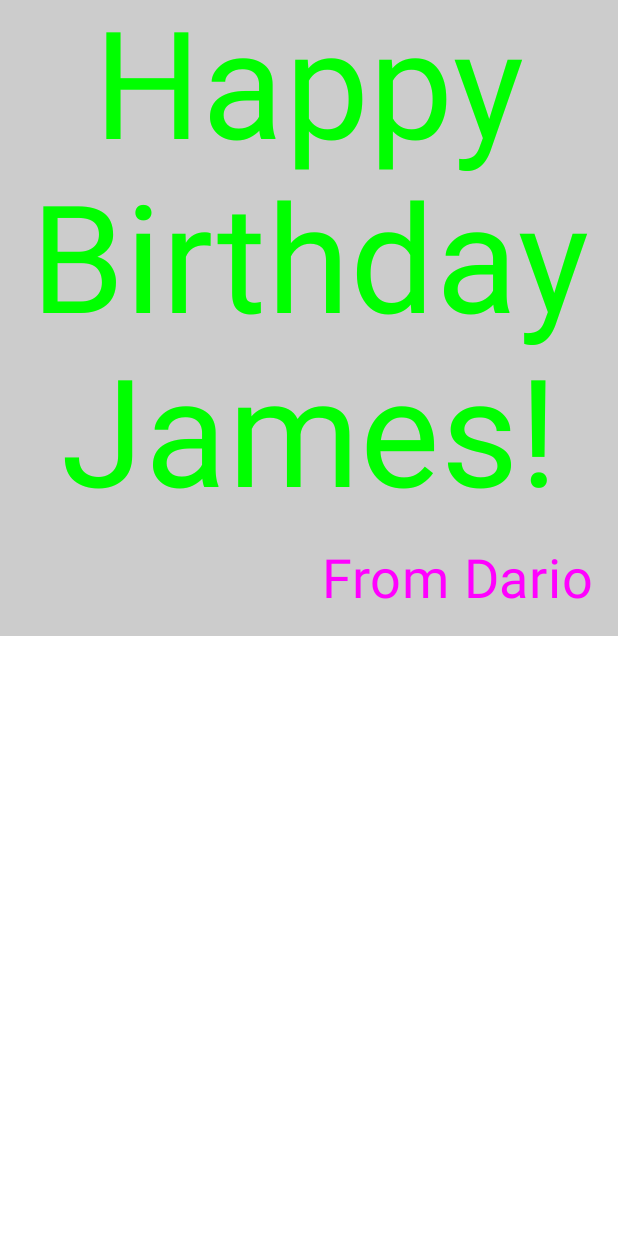
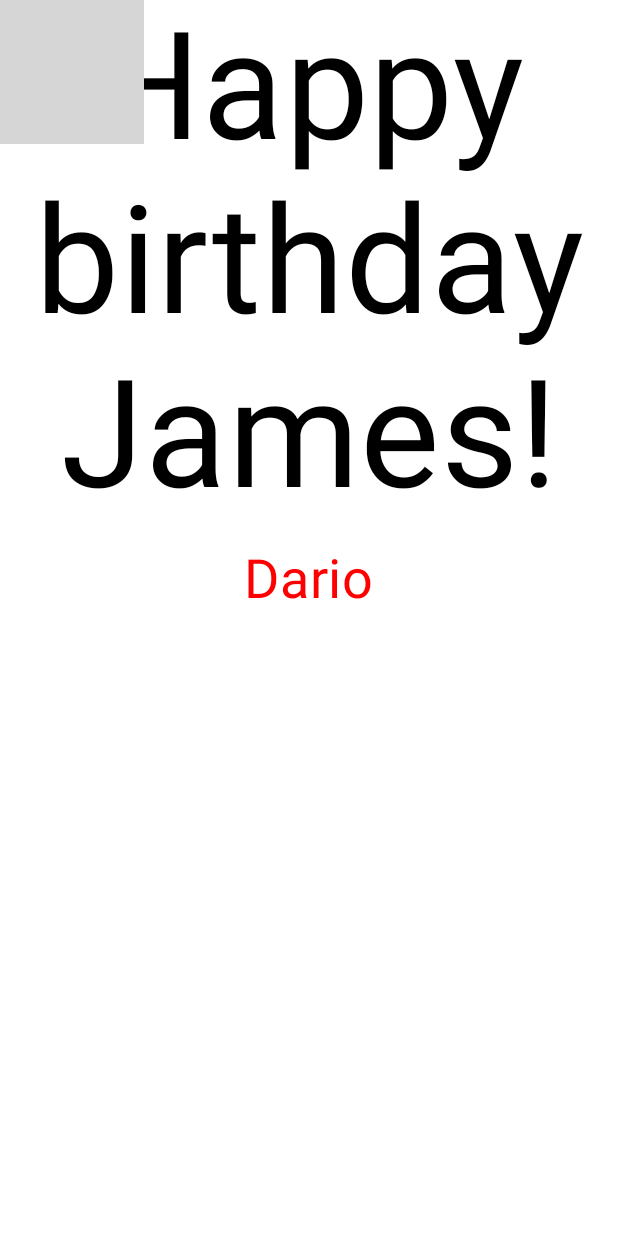
Before and after one commit to DarioAcuna/Happy_Birthday, an Android app built with Jetpack Compose: the @Preview function BirthdayCardPreview, on a phone screen of 412 x 824 dp. Run offline under Robolectric (Android 15) with nearby library versions, the phone set to English and light mode, and no system bars; grey boxes are pictures that could not be loaded.

Commit message:
añadir imagen

```diff
--- a/app/src/main/java/com/example/happybirthday/MainActivity.kt
+++ b/app/src/main/java/com/example/happybirthday/MainActivity.kt
@@ -3,8 +3,8 @@ package com.example.happybirthday
 import android.os.Bundle
 import androidx.activity.ComponentActivity
 import androidx.activity.compose.setContent
+import androidx.compose.foundation.Image
 import androidx.compose.foundation.layout.Arrangement
-import androidx.compose.foundation.layout.Box
 import androidx.compose.foundation.layout.Column
 import androidx.compose.foundation.layout.fillMaxSize
 import androidx.compose.foundation.layout.padding
@@ -15,11 +15,15 @@ import androidx.compose.runtime.Composable
 import androidx.compose.ui.Alignment
 import androidx.compose.ui.Modifier
 import androidx.compose.ui.graphics.Color
+import androidx.compose.ui.layout.ContentScale
+import androidx.compose.ui.res.painterResource
+import androidx.compose.ui.res.stringResource
 import androidx.compose.ui.text.style.TextAlign
 import androidx.compose.ui.tooling.preview.Preview
 import androidx.compose.ui.unit.dp
 import androidx.compose.ui.unit.sp
 import com.example.happybirthday.ui.theme.HappyBirthdayTheme
+
 
 class MainActivity : ComponentActivity() {
     override fun onCreate(savedInstanceState: Bundle?) {
@@ -28,13 +32,12 @@ class MainActivity : ComponentActivity() {
             HappyBirthdayTheme {
                 // A surface container using the 'background' color from the theme
                 Surface(
-                    modifier = Modifier.fillMaxSize() ,
+                    modifier = Modifier.fillMaxSize(),
                     color = MaterialTheme.colorScheme.background
                 ) {
-                    GreetingText(
-                        message = "Happy Birthday James!",
+                    GreetingImage(
+                        message = getString(R.string.happy_birthday_text),
                         from = "From Dario",
-                        modifier = Modifier.padding(8.dp)
                     )
                 }
             }
@@ -44,7 +47,6 @@ class MainActivity : ComponentActivity() {
 
 @Composable
 fun GreetingText(message: String, from: String, modifier: Modifier = Modifier) {
-    Surface(color = Color.LightGray) {
     Column(
         verticalArrangement = Arrangement.Center,
         modifier = modifier
@@ -53,28 +55,40 @@ fun GreetingText(message: String, from: String, modifier: Modifier = Modifier) {
             text = message,
             fontSize = 100.sp,
             lineHeight = 116.sp,
-                textAlign = TextAlign.Center,
-                color = Color.Green
+            textAlign = TextAlign.Center
         )
         Text(
             text = from,
             fontSize = 36.sp,
             modifier = Modifier
                 .padding(16.dp)
-                    .align(alignment = Alignment.End),
-                color = Color.Magenta
+                .align(alignment = Alignment.CenterHorizontally),
+            color = Color.Red
         )
+    }
 }
 
 
 
-    }
+@Composable
+fun GreetingImage(message: String, from: String, modifier: Modifier = Modifier) {
+    val image = painterResource(R.drawable.androidparty)
+    Image(
+        painter = image,
+        contentDescription = null,
+        contentScale = ContentScale.Crop,
+        alpha = 0.5F
+    )
+    GreetingText("Happy birthday James!", "Dario", )
 }
 
 @Preview(showBackground = true)
 @Composable
 fun BirthdayCardPreview() {
     HappyBirthdayTheme {
-        GreetingText(message = "Happy Birthday James!", from = "From Dario")
+        GreetingImage(
+            message = stringResource(R.string.happy_birthday_text),
+            from = stringResource(R.string.signature_text)
+        )
     }
 }
--- a/app/src/main/res/values/strings.xml
+++ b/app/src/main/res/values/strings.xml
@@ -1,3 +1,5 @@
 <resources>
     <string name="app_name">Happy Birthday</string>
+    <string name="happy_birthday_text">Happy Birthday James!</string>
+    <string name="signature_text">From Dario</string>
 </resources>
```
Also changed, not shown: 1 other file. Lines whose indentation alone changed are shown as unchanged.
